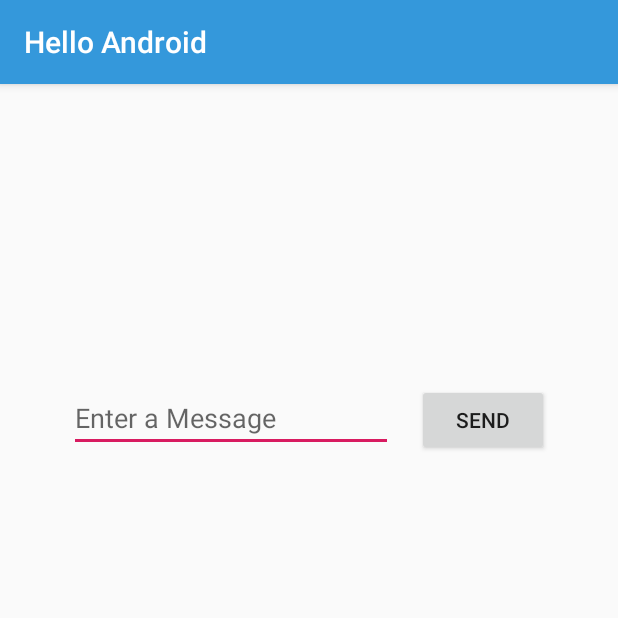
After one commit to rizqyfahmi/HelloAndroid, an Android app: the FragToFragMessageFragment screen opened directly, with no data from a screen before it, on a phone screen of 412 x 824 dp, the top half of it. The commit adds this screen. Run offline under Robolectric (Android 15) with nearby library versions, the phone set to English and light mode, and no system bars.

Commit message:
1. Create MainFragToFragComunicationActivity 2. Create FragToFragMessageFragment 3. Create FragToFragDisplayFragment

```diff
--- a/app/src/main/AndroidManifest.xml
+++ b/app/src/main/AndroidManifest.xml
@@ -32,7 +32,8 @@
         </activity>
         <activity android:name=".MainFragmentActivity" />
         <activity android:name=".MainFragmentRuntimeActivity" />
-        <activity android:name=".MainFragmentActivityComunication"></activity>
+        <activity android:name=".MainFragmentActivityComunication" />
+        <activity android:name=".MainFragToFragCommunicationActivity"></activity>
     </application>
 
 </manifest>
--- /dev/null
+++ b/app/src/main/java/com/rizqyfahmi/helloandroid/FragToFragMessageFragment.java
@@ -0,0 +1,67 @@
+package com.rizqyfahmi.helloandroid;
+
+
+import android.app.Activity;
+import android.content.Context;
+import android.os.Bundle;
+import android.support.v4.app.Fragment;
+import android.view.LayoutInflater;
+import android.view.View;
+import android.view.ViewGroup;
+import android.widget.Button;
+import android.widget.EditText;
+
+
+/**
+ * A simple {@link Fragment} subclass.
+ */
+public class FragToFragMessageFragment extends Fragment {
+
+    private Button button;
+    private EditText editText;
+    OnMessageSendListener messageSendListener;
+
+    public interface OnMessageSendListener{
+        public void onMessageSend(String message);
+    }
+
+    public FragToFragMessageFragment() {
+        // Required empty public constructor
+    }
+
+
+    @Override
+    public View onCreateView(LayoutInflater inflater, ViewGroup container,
+                             Bundle savedInstanceState) {
+        // Inflate the layout for this fragment
+        View view = inflater.inflate(R.layout.fragment_frag_to_frag_message, container, false);
+        editText = view.findViewById(R.id.frag_to_frag_text_message);
+        button = view.findViewById(R.id.frag_to_frag_button);
+        button.setOnClickListener(new View.OnClickListener() {
+            @Override
+            public void onClick(View v) {
+                String message = editText.getText().toString();
+                messageSendListener.onMessageSend(message);
+            }
+        });
+        return view;
+    }
+
+    @Override
+    public void onAttach(Context context) {
+        super.onAttach(context);
+        Activity activity = (Activity) context;
+        try{
+            messageSendListener = (OnMessageSendListener) activity;
+
+        }catch (ClassCastException e){
+            throw new ClassCastException(activity.toString()+" must implement OnMessageSendListener");
+        }
+    }
+
+    @Override
+    public void onResume() {
+        super.onResume();
+        editText.setText("");
+    }
+}
--- a/app/src/main/java/com/rizqyfahmi/helloandroid/MainActivity.java
+++ b/app/src/main/java/com/rizqyfahmi/helloandroid/MainActivity.java
@@ -38,4 +38,9 @@ public class MainActivity extends AppCompatActivity {
         Intent intent = new Intent(this, MainFragmentActivityComunication.class);
         startActivity(intent);
     }
+
+    public void goToFragToFragCommunication(View view){
+        Intent intent = new Intent(this, MainFragToFragCommunicationActivity.class);
+        startActivity(intent);
+    }
 }
--- /dev/null
+++ b/app/src/main/java/com/rizqyfahmi/helloandroid/MainFragToFragCommunicationActivity.java
@@ -0,0 +1,37 @@
+package com.rizqyfahmi.helloandroid;
+
+import android.support.v4.app.FragmentTransaction;
+import android.support.v7.app.AppCompatActivity;
+import android.os.Bundle;
+
+public class MainFragToFragCommunicationActivity extends AppCompatActivity implements FragToFragMessageFragment.OnMessageSendListener{
+
+    @Override
+    protected void onCreate(Bundle savedInstanceState) {
+        super.onCreate(savedInstanceState);
+        setContentView(R.layout.activity_main_frag_to_frag_communication);
+
+        if (findViewById(R.id.frag_to_frag_fragment_container) != null){
+
+            if (savedInstanceState != null){
+                return;
+            }
+
+            // Fragment Target
+            FragToFragMessageFragment fragToFragMessageFragment = new FragToFragMessageFragment();
+            // Connecting Fragment Target into Container (Which is Frame Layout in MainFragToFragCommunicationActivity)
+            getSupportFragmentManager().beginTransaction().add(R.id.frag_to_frag_fragment_container, fragToFragMessageFragment, null).commit();
+        }
+    }
+
+    @Override
+    public void onMessageSend(String message) {
+        FragToFragDisplayFragment fragToFragDisplayFragment = new FragToFragDisplayFragment();
+        Bundle bundle = new Bundle();
+        bundle.putString("message", message);
+        fragToFragDisplayFragment.setArguments(bundle);
+
+        FragmentTransaction fragmentTransaction = getSupportFragmentManager().beginTransaction().replace(R.id.frag_to_frag_fragment_container, fragToFragDisplayFragment, null);
+        fragmentTransaction.addToBackStack(null).commit();
+    }
+}
--- /dev/null
+++ b/app/src/main/res/layout/activity_main_frag_to_frag_communication.xml
@@ -0,0 +1,23 @@
+<?xml version="1.0" encoding="utf-8"?>
+<android.support.constraint.ConstraintLayout xmlns:android="http://schemas.android.com/apk/res/android"
+    xmlns:app="http://schemas.android.com/apk/res-auto"
+    xmlns:tools="http://schemas.android.com/tools"
+    android:layout_width="match_parent"
+    android:layout_height="match_parent"
+    tools:context=".MainFragToFragCommunicationActivity">
+
+    <FrameLayout
+        android:id="@+id/frag_to_frag_fragment_container"
+        android:layout_width="352dp"
+        android:layout_height="479dp"
+        android:layout_marginStart="16dp"
+        android:layout_marginTop="16dp"
+        android:layout_marginEnd="16dp"
+        android:layout_marginBottom="16dp"
+        app:layout_constraintBottom_toBottomOf="parent"
+        app:layout_constraintEnd_toEndOf="parent"
+        app:layout_constraintStart_toStartOf="parent"
+        app:layout_constraintTop_toTopOf="parent">
+
+    </FrameLayout>
+</android.support.constraint.ConstraintLayout>
--- /dev/null
+++ b/app/src/main/res/layout/fragment_frag_to_frag_message.xml
@@ -0,0 +1,33 @@
+<?xml version="1.0" encoding="utf-8"?>
+<android.support.constraint.ConstraintLayout
+    xmlns:android="http://schemas.android.com/apk/res/android"
+    xmlns:app="http://schemas.android.com/apk/res-auto"
+    xmlns:tools="http://schemas.android.com/tools"
+    android:layout_width="match_parent"
+    android:layout_height="match_parent"
+    tools:context=".FragToFragMessageFragment">
+
+
+    <EditText
+        android:id="@+id/frag_to_frag_text_message"
+        android:layout_width="0dp"
+        android:layout_height="wrap_content"
+        android:layout_marginStart="16dp"
+        android:layout_marginTop="55dp"
+        android:layout_marginEnd="16dp"
+        android:ems="10"
+        android:hint="Enter a Message"
+        android:inputType="textPersonName"
+        app:layout_constraintEnd_toStartOf="@+id/frag_to_frag_button"
+        app:layout_constraintStart_toStartOf="parent"
+        app:layout_constraintTop_toTopOf="parent" />
+
+    <Button
+        android:id="@+id/frag_to_frag_button"
+        android:layout_width="wrap_content"
+        android:layout_height="wrap_content"
+        android:layout_marginEnd="16dp"
+        android:text="Send"
+        app:layout_constraintBaseline_toBaselineOf="@+id/frag_to_frag_text_message"
+        app:layout_constraintEnd_toEndOf="parent" />
+</android.support.constraint.ConstraintLayout>
```
Also changed, not shown: app/src/main/java/com/rizqyfahmi/helloandroid/FragToFragDisplayFragment.java (added, +38 -0 lines), app/src/main/res/layout/activity_main.xml (+13 -0 lines), app/src/main/res/layout/fragment_frag_to_frag_display.xml (added, +27 -0 lines).
